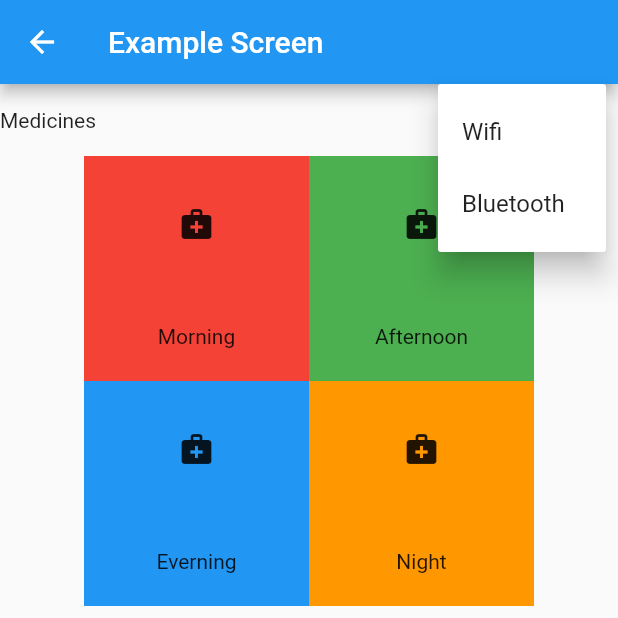
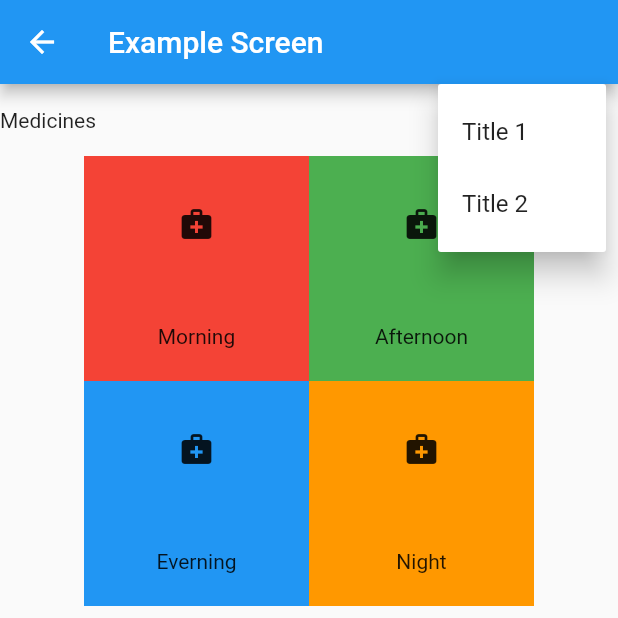
Before and after one commit to Mickuppom/flutter_application_1, a Flutter app: the ExampleScreen screen opened directly, after a tap on the "more vert" icon, on a phone screen of 412 x 824 dp, the top half of it. Run offline on Flutter 3.47's test engine with Material 2 defaults, Android fonts, the phone set to English and light mode, and no system bars.

Commit message:
Update example_screen.dart

```diff
--- a/lib/screen/example_screen.dart
+++ b/lib/screen/example_screen.dart
@@ -29,10 +29,10 @@ class _ExampleScreenState extends State<ExampleScreen> {
                       itemBuilder: (BuildContext context) {
                         return [
                           PopupMenuItem(
-                            child: Text("Wifi"),
+                            child: Text("Title 1"),
                           ),
                           PopupMenuItem(
-                            child: Text("Bluetooth"),
+                            child: Text("Title 2"),
                           )
                         ];
                       },
```
